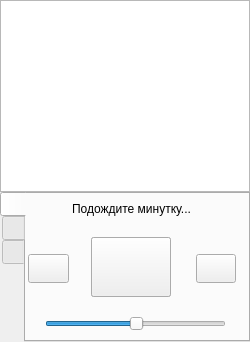
The window that src/krudio.ui (alexyalinc/krudio) describes before a commit, drawn with Qt 5.
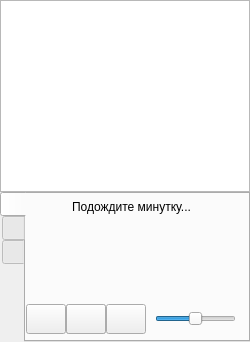
The same window after the commit. Icons and pictures are not drawn.

Commit message: Mini redesign and add notify

Patch:
```diff
--- a/src/krudio.ui
+++ b/src/krudio.ui
@@ -108,10 +108,10 @@
      <widget class="QPushButton" name="prevPlay">
       <property name="geometry">
        <rect>
-        <x>2</x>
-        <y>60</y>
-        <width>41</width>
-        <height>29</height>
+        <x>0</x>
+        <y>110</y>
+        <width>40</width>
+        <height>30</height>
        </rect>
       </property>
       <property name="text">
@@ -125,10 +125,10 @@
      <widget class="QPushButton" name="pausePlay">
       <property name="geometry">
        <rect>
-        <x>65</x>
-        <y>43</y>
-        <width>80</width>
-        <height>60</height>
+        <x>40</x>
+        <y>110</y>
+        <width>40</width>
+        <height>30</height>
        </rect>
       </property>
       <property name="text">
@@ -140,18 +140,18 @@
       </property>
       <property name="iconSize">
        <size>
-        <width>36</width>
-        <height>36</height>
+        <width>24</width>
+        <height>24</height>
        </size>
       </property>
      </widget>
      <widget class="QPushButton" name="nextPlay">
       <property name="geometry">
        <rect>
-        <x>170</x>
-        <y>60</y>
+        <x>80</x>
+        <y>110</y>
         <width>40</width>
-        <height>29</height>
+        <height>30</height>
        </rect>
       </property>
       <property name="text">
@@ -165,10 +165,10 @@
      <widget class="QPushButton" name="pausePause">
       <property name="geometry">
        <rect>
-        <x>65</x>
-        <y>43</y>
-        <width>80</width>
-        <height>60</height>
+        <x>40</x>
+        <y>110</y>
+        <width>40</width>
+        <height>30</height>
        </rect>
       </property>
       <property name="text">
@@ -180,8 +180,8 @@
       </property>
       <property name="iconSize">
        <size>
-        <width>36</width>
-        <height>36</height>
+        <width>24</width>
+        <height>24</height>
        </size>
       </property>
      </widget>
@@ -189,24 +189,32 @@
       <property name="geometry">
        <rect>
         <x>0</x>
-        <y>-1</y>
+        <y>5</y>
         <width>211</width>
-        <height>31</height>
+        <height>16</height>
        </rect>
       </property>
+      <property name="font">
+       <font>
+        <pointsize>9</pointsize>
+       </font>
+      </property>
       <property name="text">
        <string>Подождите минутку...</string>
       </property>
       <property name="alignment">
        <set>Qt::AlignCenter</set>
       </property>
+      <property name="wordWrap">
+       <bool>true</bool>
+      </property>
      </widget>
      <widget class="QSlider" name="volumeChange">
       <property name="geometry">
        <rect>
-        <x>19</x>
-        <y>120</y>
-        <width>181</width>
+        <x>129</x>
+        <y>115</y>
+        <width>81</width>
         <height>20</height>
        </rect>
       </property>
@@ -229,10 +237,10 @@
      <widget class="QLabel" name="label_5">
       <property name="geometry">
        <rect>
-        <x>0</x>
-        <y>0</y>
-        <width>211</width>
-        <height>41</height>
+        <x>5</x>
+        <y>27</y>
+        <width>201</width>
+        <height>81</height>
        </rect>
       </property>
       <property name="text">
```
Left out of the diff: 15 changed lines with no effect on the pictures. The commit also changes 2 other files.
